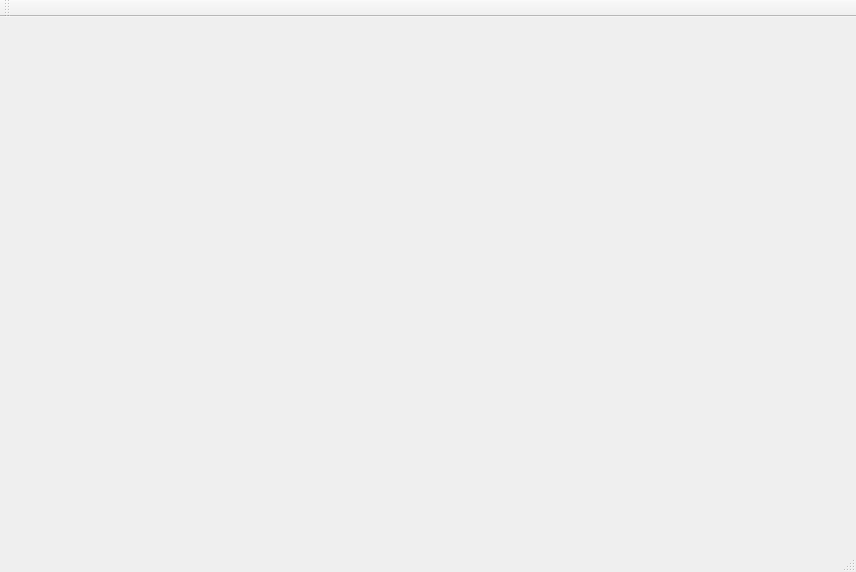
First picture: the form in chess1/chess/mainwindow.ui, repository zjzwzw/chess, before the edit.
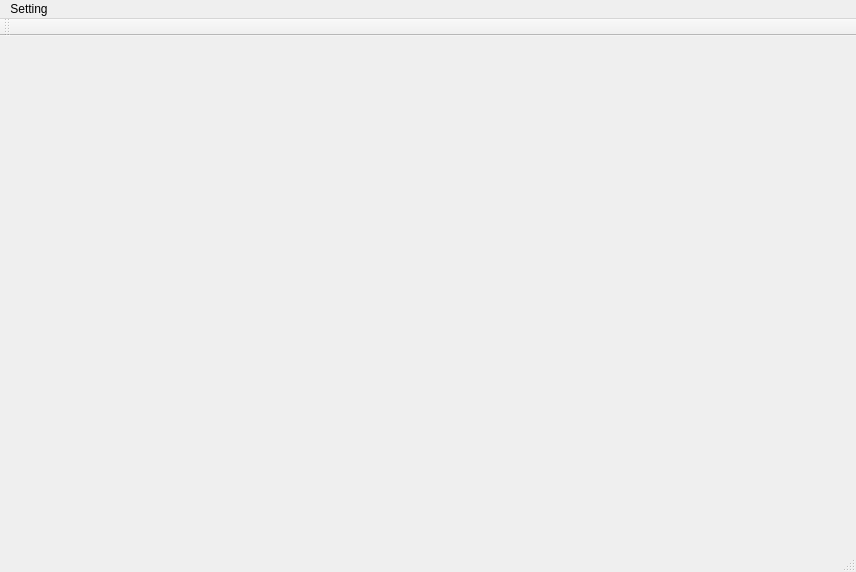
Second picture: the form after the edit.

Patch:
```diff
--- a/chess1/chess/mainwindow.ui
+++ b/chess1/chess/mainwindow.ui
@@ -36,6 +36,14 @@
      <height>26</height>
     </rect>
    </property>
+   <widget class="QMenu" name="menu">
+    <property name="title">
+     <string>Setting</string>
+    </property>
+    <addaction name="actionRegret"/>
+    <addaction name="separator"/>
+   </widget>
+   <addaction name="menu"/>
   </widget>
   <widget class="QToolBar" name="mainToolBar">
    <attribute name="toolBarArea">
```
Left out of the diff: 5 changed lines with no effect on the pictures.
